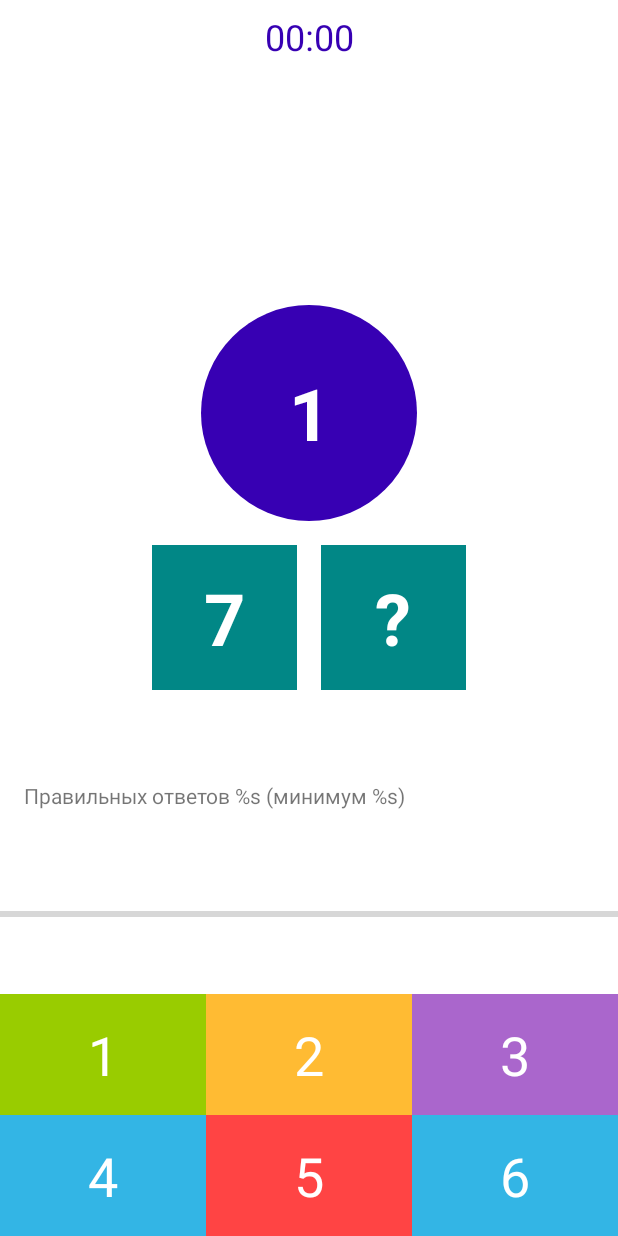
After one commit to menukas/Composition, an Android app: the layout fragment_game.xml on its own in the app's theme, with its tools: preview values and no code run, on a phone screen of 412 x 824 dp. The commit adds this screen. Run offline under Robolectric (Android 15) with nearby library versions, the phone set to English and light mode, and no system bars.

Commit message:
create fragments

```diff
--- a/app/build.gradle
+++ b/app/build.gradle
@@ -37,6 +37,7 @@ dependencies {
     implementation 'androidx.appcompat:appcompat:1.4.1'
     implementation 'com.google.android.material:material:1.5.0'
     implementation 'androidx.constraintlayout:constraintlayout:2.1.3'
+    implementation 'androidx.legacy:legacy-support-v4:1.0.0'
     testImplementation 'junit:junit:4.13.2'
     androidTestImplementation 'androidx.test.ext:junit:1.1.3'
     androidTestImplementation 'androidx.test.espresso:espresso-core:3.4.0'
--- /dev/null
+++ b/app/src/main/res/drawable/circle_background.xml
@@ -0,0 +1,6 @@
+<?xml version="1.0" encoding="utf-8"?>
+<shape
+    xmlns:android="http://schemas.android.com/apk/res/android"
+    android:shape="oval">
+    <solid android:color="@color/purple_700"/>
+</shape>
--- /dev/null
+++ b/app/src/main/res/layout/fragment_game.xml
@@ -0,0 +1,152 @@
+<?xml version="1.0" encoding="utf-8"?>
+<androidx.constraintlayout.widget.ConstraintLayout
+    xmlns:android="http://schemas.android.com/apk/res/android"
+    xmlns:app="http://schemas.android.com/apk/res-auto"
+    xmlns:tools="http://schemas.android.com/tools"
+    android:layout_width="match_parent"
+    android:layout_height="match_parent"
+    tools:context=".presentation.GameFragment">
+
+    <TextView
+        android:id="@+id/tv_timer"
+        android:layout_width="wrap_content"
+        android:layout_height="wrap_content"
+        android:layout_margin="8dp"
+        android:textColor="@color/purple_700"
+        android:textSize="24sp"
+        app:layout_constraintEnd_toEndOf="parent"
+        app:layout_constraintStart_toStartOf="parent"
+        app:layout_constraintTop_toTopOf="parent"
+        tools:text="@string/timer" />
+
+    <TextView
+        android:id="@+id/tv_sum"
+        style="@style/QuestionTextStyle"
+        android:layout_width="144dp"
+        android:layout_height="144dp"
+        android:background="@drawable/circle_background"
+        app:layout_constraintBottom_toTopOf="@id/tv_left_number"
+        app:layout_constraintEnd_toEndOf="parent"
+        app:layout_constraintStart_toStartOf="parent"
+        app:layout_constraintTop_toTopOf="parent"
+        app:layout_constraintVertical_chainStyle="packed"
+        tools:text="1"/>
+
+    <TextView
+        android:id="@+id/tv_left_number"
+        style="@style/QuestionTextStyle"
+        android:layout_width="0dp"
+        android:layout_height="wrap_content"
+        android:background="@color/teal_700"
+        app:layout_constraintBottom_toTopOf="@id/tv_option_1"
+        app:layout_constraintDimensionRatio="1:1"
+        app:layout_constraintEnd_toStartOf="@+id/tv_question"
+        app:layout_constraintHorizontal_chainStyle="packed"
+        app:layout_constraintStart_toStartOf="parent"
+        app:layout_constraintTop_toBottomOf="@+id/tv_sum"
+        tools:text="7"/>
+
+    <TextView
+        android:id="@+id/tv_question"
+        style="@style/QuestionTextStyle"
+        android:layout_width="0dp"
+        android:layout_height="wrap_content"
+        android:background="@color/teal_700"
+        android:text="@string/question"
+        app:layout_constraintBottom_toBottomOf="@id/tv_left_number"
+        app:layout_constraintDimensionRatio="1:1"
+        app:layout_constraintEnd_toEndOf="parent"
+        app:layout_constraintStart_toEndOf="@id/tv_left_number"
+        app:layout_constraintTop_toTopOf="@id/tv_left_number"/>
+
+    <TextView
+        android:id="@+id/tv_option_1"
+        style="@style/OptionTextStyle"
+        android:layout_width="0dp"
+        android:layout_height="wrap_content"
+        android:background="@android:color/holo_green_light"
+        app:layout_constraintBottom_toTopOf="@+id/tv_option_4"
+        app:layout_constraintEnd_toStartOf="@id/tv_option_5"
+        app:layout_constraintHorizontal_chainStyle="spread"
+        app:layout_constraintStart_toStartOf="parent"
+        tools:text="1"/>
+
+    <TextView
+        android:id="@+id/tv_option_2"
+        style="@style/OptionTextStyle"
+        android:layout_width="0dp"
+        android:layout_height="wrap_content"
+        android:background="@android:color/holo_orange_light"
+        app:layout_constraintBottom_toTopOf="@+id/tv_option_4"
+        app:layout_constraintEnd_toStartOf="@id/tv_option_6"
+        app:layout_constraintStart_toEndOf="@+id/tv_option_4"
+        tools:text="2"/>
+
+    <TextView
+        android:id="@+id/tv_option_3"
+        style="@style/OptionTextStyle"
+        android:layout_width="0dp"
+        android:layout_height="wrap_content"
+        android:background="@android:color/holo_purple"
+        app:layout_constraintBottom_toTopOf="@+id/tv_option_4"
+        app:layout_constraintEnd_toEndOf="parent"
+        app:layout_constraintStart_toEndOf="@+id/tv_option_5"
+        tools:text="3"/>
+
+    <TextView
+        android:id="@+id/tv_option_4"
+        style="@style/OptionTextStyle"
+        android:layout_width="0dp"
+        android:layout_height="wrap_content"
+        android:background="@android:color/holo_blue_light"
+        app:layout_constraintBottom_toBottomOf="parent"
+        app:layout_constraintEnd_toStartOf="@id/tv_option_5"
+        app:layout_constraintHorizontal_chainStyle="spread"
+        app:layout_constraintStart_toStartOf="parent"
+        tools:text="4"/>
+
+    <TextView
+        android:id="@+id/tv_option_5"
+        style="@style/OptionTextStyle"
+        android:layout_width="0dp"
+        android:layout_height="wrap_content"
+        android:background="@android:color/holo_red_light"
+        app:layout_constraintBottom_toBottomOf="parent"
+        app:layout_constraintEnd_toStartOf="@id/tv_option_6"
+        app:layout_constraintStart_toEndOf="@id/tv_option_4"
+        tools:text="5"/>
+
+    <TextView
+        android:id="@+id/tv_option_6"
+        style="@style/OptionTextStyle"
+        android:layout_width="0dp"
+        android:layout_height="wrap_content"
+        android:background="@android:color/holo_blue_light"
+        app:layout_constraintBottom_toBottomOf="parent"
+        app:layout_constraintEnd_toEndOf="parent"
+        app:layout_constraintStart_toEndOf="@id/tv_option_5"
+        tools:text="6"/>
+
+    <TextView
+        android:id="@+id/tv_answer_progress"
+        android:layout_width="match_parent"
+        android:layout_height="wrap_content"
+        android:text="@string/answer_progress"
+        android:layout_margin="16dp"
+        app:layout_constraintVertical_chainStyle="spread"
+        app:layout_constraintTop_toBottomOf="@id/tv_left_number"
+        app:layout_constraintBottom_toTopOf="@+id/progress_bar"/>
+
+    <ProgressBar
+        android:id="@+id/progress_bar"
+        style="@style/Widget.AppCompat.ProgressBar.Horizontal"
+        android:layout_width="0dp"
+        android:layout_height="wrap_content"
+        android:max="100"
+        android:secondaryProgressTint="@android:color/background_dark"
+        app:layout_constraintBottom_toTopOf="@id/tv_option_2"
+        app:layout_constraintEnd_toEndOf="parent"
+        app:layout_constraintStart_toStartOf="parent"
+        app:layout_constraintTop_toBottomOf="@id/tv_answer_progress"/>
+
+</androidx.constraintlayout.widget.ConstraintLayout>
--- /dev/null
+++ b/app/src/main/res/values/styles.xml
@@ -0,0 +1,17 @@
+<?xml version="1.0" encoding="utf-8"?>
+<resources>
+    <style name="OptionTextStyle">
+        <item name="android:padding">16dp</item>
+        <item name="android:textSize">36sp</item>
+        <item name="android:gravity">center</item>
+        <item name="android:textColor">@color/white</item>
+    </style>
+    <style name="QuestionTextStyle">
+        <item name="android:padding">16dp</item>
+        <item name="android:textSize">48sp</item>
+        <item name="android:gravity">center</item>
+        <item name="android:textStyle">bold</item>
+        <item name="android:layout_margin">8dp</item>
+        <item name="android:textColor">@color/white</item>
+    </style>
+</resources>
```
Also changed, not shown: app/src/main/java/com/amandrykin/composition/presentation/ChooseLevelFragment.kt (added, +18 -0 lines), app/src/main/java/com/amandrykin/composition/presentation/GameFinishedFragment.kt (added, +18 -0 lines), app/src/main/java/com/amandrykin/composition/presentation/GameFragment.kt (added, +18 -0 lines), app/src/main/java/com/amandrykin/composition/presentation/WelcomeFragment.kt (added, +18 -0 lines), app/src/main/res/layout/activity_main.xml (+4 -14 lines), app/src/main/res/layout/fragment_choose_level.xml (added, +54 -0 lines), app/src/main/res/layout/fragment_game_finished.xml (added, +80 -0 lines), app/src/main/res/layout/fragment_welcome.xml (added, +57 -0 lines), app/src/main/res/values/strings.xml (+24 -0 lines), app/src/main/res/drawable/ic_brain.jpg (added), app/src/main/res/drawable/ic_smile.jpg (added).
